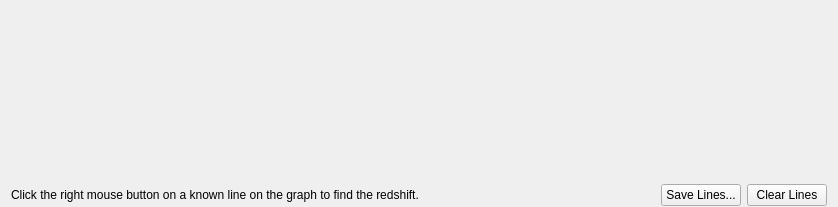
Before: the Qt Designer form code/display/QtPlotter/LineOverlaysTab.ui in radio-astro/casa, drawn with Qt 5.
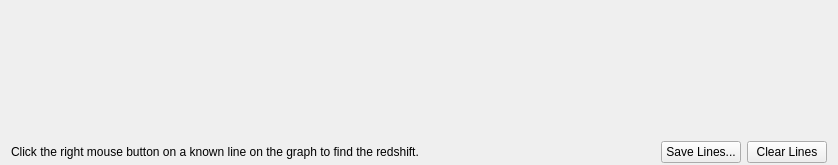
After: the same form once the commit is applied.

The edit to the form file:
```diff
--- a/code/display/QtPlotter/LineOverlaysTab.ui
+++ b/code/display/QtPlotter/LineOverlaysTab.ui
@@ -7,7 +7,7 @@
     <x>0</x>
     <y>0</y>
     <width>838</width>
-    <height>207</height>
+    <height>165</height>
    </rect>
   </property>
   <property name="sizePolicy">
@@ -19,18 +19,21 @@
   <property name="minimumSize">
    <size>
     <width>747</width>
-    <height>175</height>
+    <height>0</height>
    </size>
   </property>
   <property name="windowTitle">
    <string>LineOverlaysTab</string>
   </property>
   <layout class="QVBoxLayout" name="verticalLayout" stretch="1,0">
+   <property name="spacing">
+    <number>0</number>
+   </property>
    <property name="topMargin">
-    <number>1</number>
+    <number>0</number>
    </property>
    <property name="bottomMargin">
-    <number>1</number>
+    <number>2</number>
    </property>
    <item>
     <widget class="QWidget" name="searchWidgetHolder" native="true">
@@ -43,7 +46,7 @@
      <property name="minimumSize">
       <size>
        <width>500</width>
-       <height>150</height>
+       <height>90</height>
       </size>
      </property>
     </widget>
```
